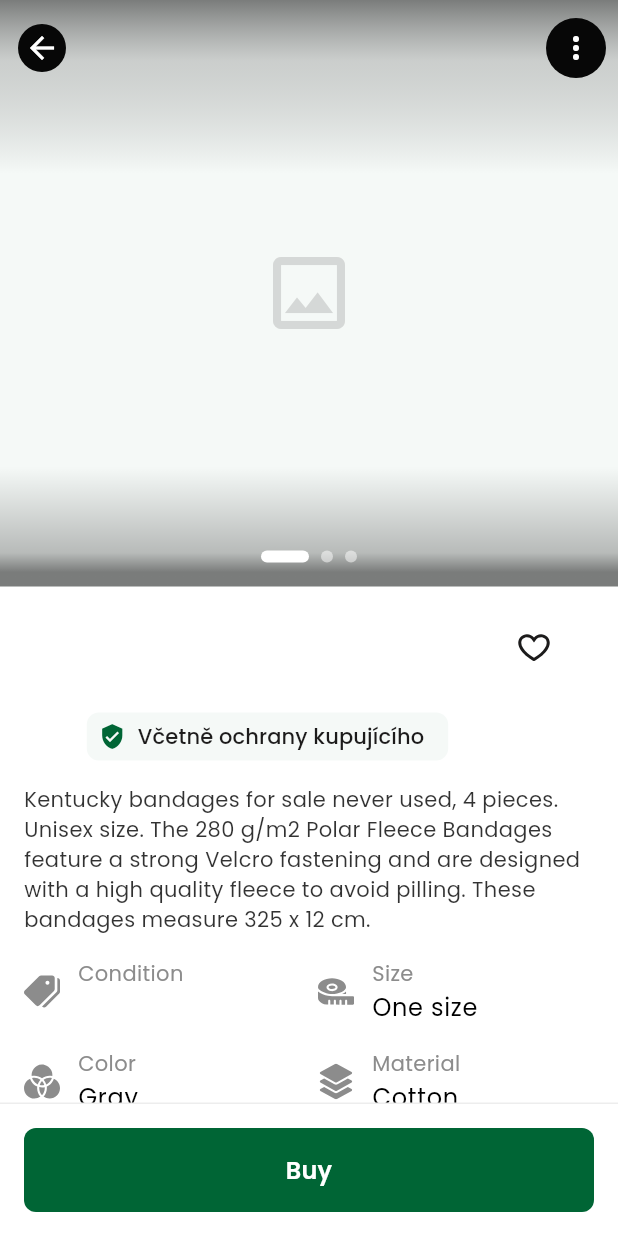
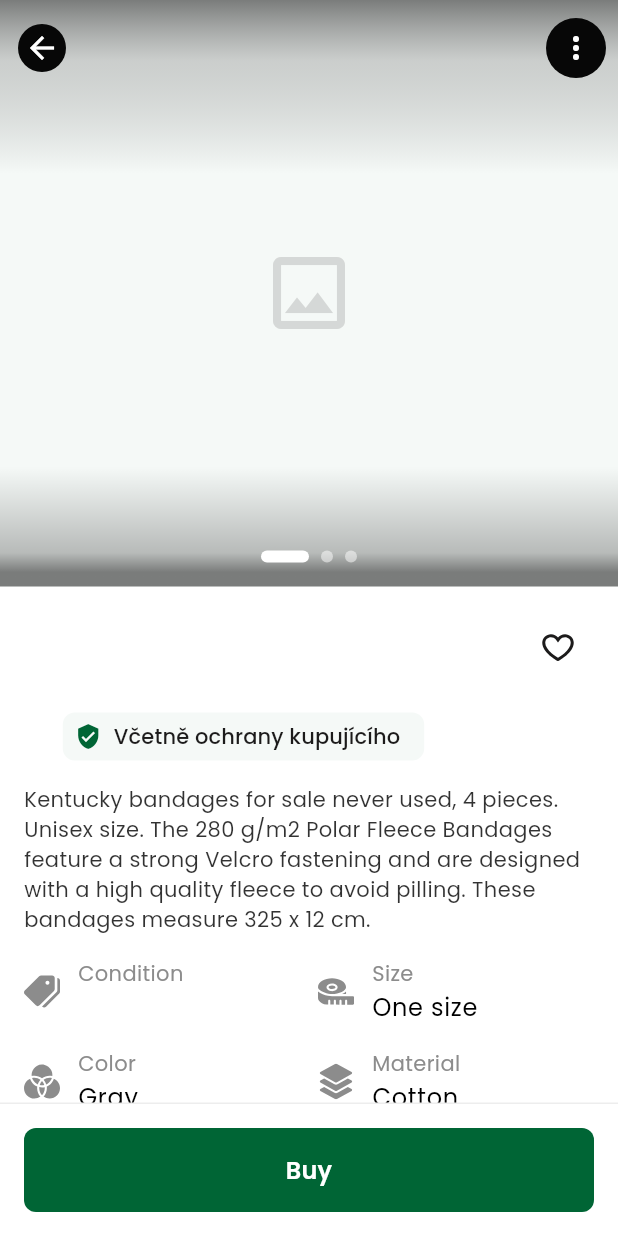
Before and after one commit to martintellinger/eqqu, a Flutter app: the ProductDetailScreen screen opened directly with empty values, on a phone screen of 412 x 824 dp. Run offline on Flutter 3.47's test engine with Material 3 defaults, Android fonts, the phone set to English and light mode, and no system bars; our stand-ins replace flutter_svg.

Commit message:
Remove extra horizontal padding from product info and price row
Product info (brand/name/price) and price row had redundant px-16
padding on top of the parent's p-16, causing 32px total indent.
Now all sections align at 16px from screen edge matching Figma.

https://claude.ai/code/session_012waFykv5wBbLFNTaJFeXrN

```diff
--- a/lib/screens/product_detail_screen.dart
+++ b/lib/screens/product_detail_screen.dart
@@ -272,19 +272,13 @@ class _ProductDetailScreenState extends State<ProductDetailScreen> {
   }
 
   Widget _buildProductInfo(ColorScheme cs) {
-    return Padding(
-      padding: const EdgeInsets.symmetric(horizontal: 16),
-      child: Column(
-        crossAxisAlignment: CrossAxisAlignment.start,
-        children: [
-          Row(
+    return Row(
       crossAxisAlignment: CrossAxisAlignment.start,
       children: [
         Expanded(
           child: Column(
             crossAxisAlignment: CrossAxisAlignment.start,
             children: [
-                    // Brand
               Text(
                 widget.brand,
                 style: TextStyle(
@@ -296,7 +290,6 @@ class _ProductDetailScreenState extends State<ProductDetailScreen> {
                   height: 24 / 16,
                 ),
               ),
-                    // Name
               Text(
                 widget.name,
                 style: TextStyle(
@@ -307,7 +300,6 @@ class _ProductDetailScreenState extends State<ProductDetailScreen> {
                   height: 36 / 28,
                 ),
               ),
-                    // Old price
               if (widget.oldPrice.isNotEmpty)
                 Text(
                   '${widget.oldPrice}  ',
@@ -323,7 +315,6 @@ class _ProductDetailScreenState extends State<ProductDetailScreen> {
             ],
           ),
         ),
-              // Heart button
         AnimatedHeartButton(
           isFavorite: _isFavorite,
           cs: cs,
@@ -332,16 +323,11 @@ class _ProductDetailScreenState extends State<ProductDetailScreen> {
           onToggle: () => setState(() => _isFavorite = !_isFavorite),
         ),
       ],
-          ),
-        ],
-      ),
     );
   }
 
   Widget _buildPriceRow(ColorScheme cs) {
-    return Padding(
-      padding: const EdgeInsets.symmetric(horizontal: 16),
-      child: Row(
+    return Row(
       children: [
         Text(
           '${widget.price}  ',
@@ -382,7 +368,6 @@ class _ProductDetailScreenState extends State<ProductDetailScreen> {
           ),
         ),
       ],
-      ),
     );
   }
 
```
Also changed, not shown: 3 other files. Lines whose indentation alone changed are shown as unchanged.
